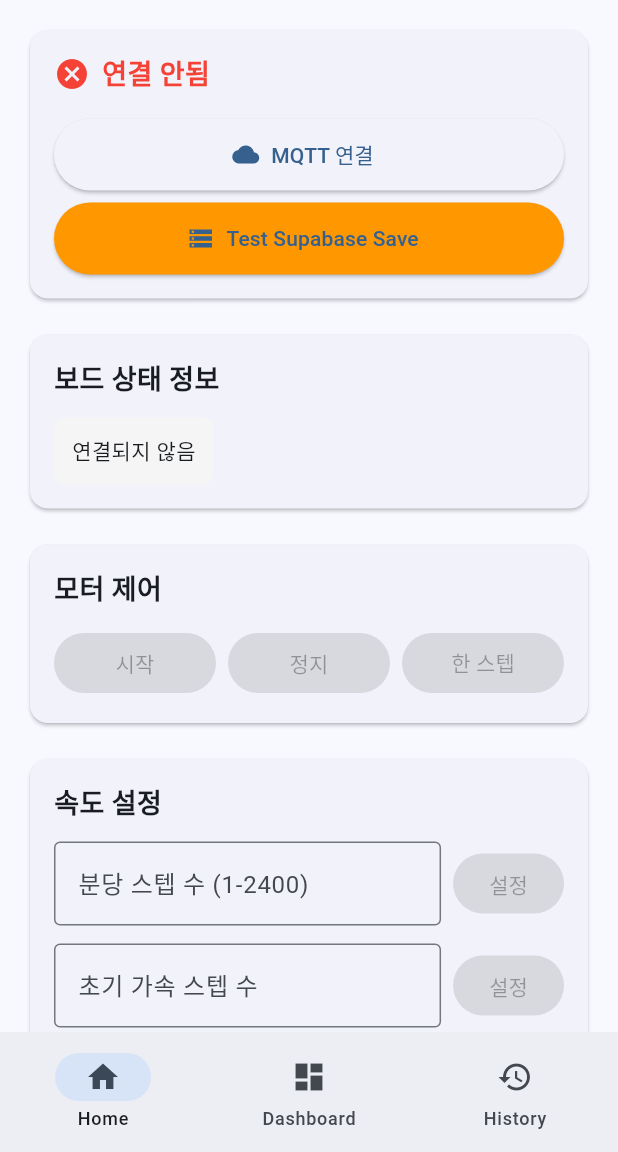
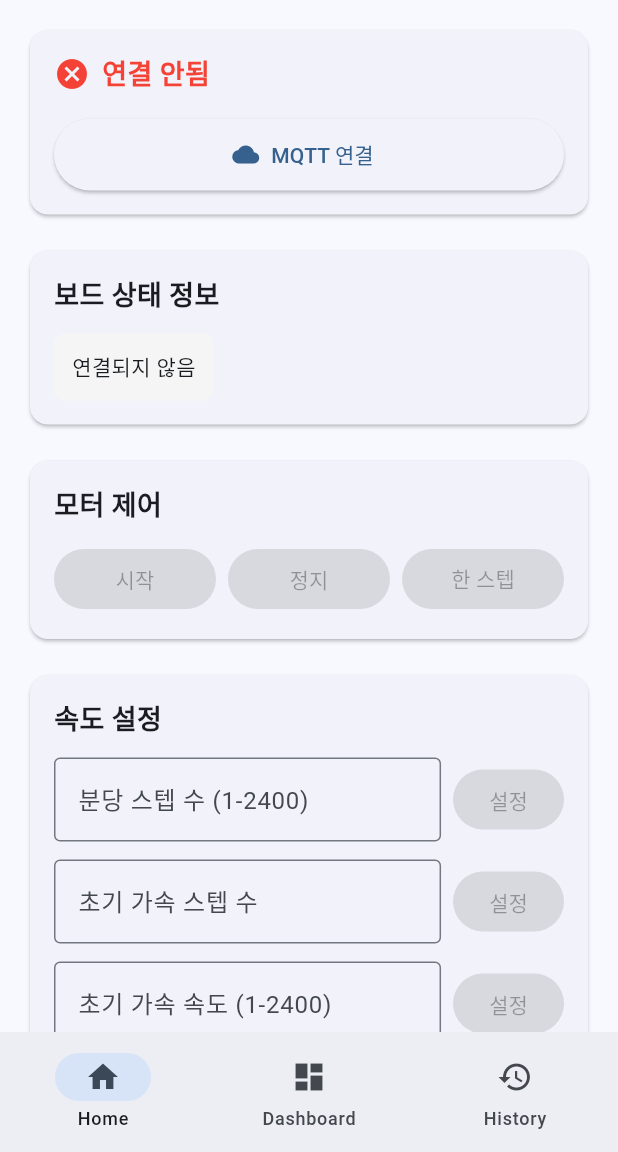
Before and after one commit to SeunghunLee0725/kims_clinostat_cube, a Flutter app: the screen it shows after launch, on a phone screen of 412 x 824 dp, the part 84-1236 px from its top. Run offline on Flutter 3.47's test engine with Material 3 defaults, Android fonts, the phone set to English and light mode, and no system bars; our stand-ins replace fl_chart, supabase_flutter; missing offline and left inert: mqtt_client; accounts and stored records are empty.

Commit message:
Remove Test Supabase Save button
- Removed test button from Home screen
- Clean up UI

```diff
--- a/lib/screens/home_screen.dart
+++ b/lib/screens/home_screen.dart
@@ -88,36 +88,6 @@ class _HomeScreenState extends State<HomeScreen> {
                           label: Text(
                               mqttProvider.isConnected ? '연결 해제' : 'MQTT 연결'),
                           style: ElevatedButton.styleFrom(
-                            minimumSize: const Size.fromHeight(48),
-                          ),
-                        ),
-                        const SizedBox(height: 8),
-                        // Test Supabase button
-                        ElevatedButton.icon(
-                          onPressed: () async {
-                            print('Testing Supabase direct insert...');
-                            try {
-                              final supabaseService = SupabaseService();
-                              await supabaseService.saveSpeedData(
-                                deviceId: 's25007/board1',
-                                currentSpm: 999,
-                                timestamp: DateTime.now(),
-                              );
-                              print('Test insert completed');
-                              ScaffoldMessenger.of(context).showSnackBar(
-                                const SnackBar(content: Text('Supabase test completed - check console')),
-                              );
-                            } catch (e) {
-                              print('Test insert error: $e');
-                              ScaffoldMessenger.of(context).showSnackBar(
-                                SnackBar(content: Text('Supabase test error: $e')),
-                              );
-                            }
-                          },
-                          icon: const Icon(Icons.storage),
-                          label: const Text('Test Supabase Save'),
-                          style: ElevatedButton.styleFrom(
-                            backgroundColor: Colors.orange,
                             minimumSize: const Size.fromHeight(48),
                           ),
                         ),
```
Also changed, not shown: docs/assets/fonts/MaterialIcons-Regular.otf, 3 other files.
